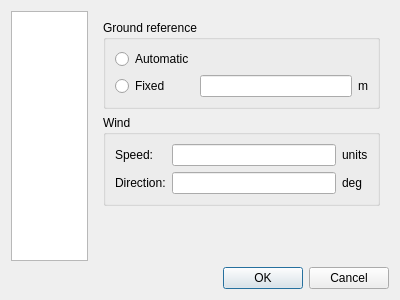
Before: the Qt Designer form src/configdialog.ui in flysight/flysight-viewer-qt, drawn with Qt 5.
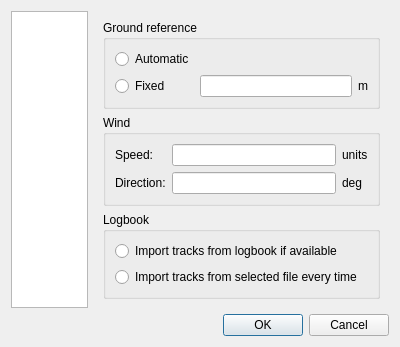
After: the same form once the commit is applied. The open tabs and pages were chosen to show the change.

Commit message: Add option to load from raw file every time

What changed in the file:
```diff
--- a/src/configdialog.ui
+++ b/src/configdialog.ui
@@ -7,7 +7,7 @@
     <x>0</x>
     <y>0</y>
     <width>400</width>
-    <height>300</height>
+    <height>315</height>
    </rect>
   </property>
   <property name="windowTitle">
@@ -187,7 +187,30 @@
             </widget>
            </item>
            <item>
-            <spacer name="verticalSpacer_4">
+            <widget class="QGroupBox" name="groupBox_3">
+             <property name="title">
+              <string>Logbook</string>
+             </property>
+             <layout class="QVBoxLayout" name="verticalLayout_5">
+              <item>
+               <widget class="QRadioButton" name="useLogbookButton">
+                <property name="text">
+                 <string>Import tracks from logbook if available</string>
+                </property>
+               </widget>
+              </item>
+              <item>
+               <widget class="QRadioButton" name="dontUseLogbookButton">
+                <property name="text">
+                 <string>Import tracks from selected file every time</string>
+                </property>
+               </widget>
+              </item>
+             </layout>
+            </widget>
+           </item>
+           <item>
+            <spacer name="verticalSpacer_2">
              <property name="orientation">
               <enum>Qt::Vertical</enum>
              </property>
```
The commit also changes 4 other files.
